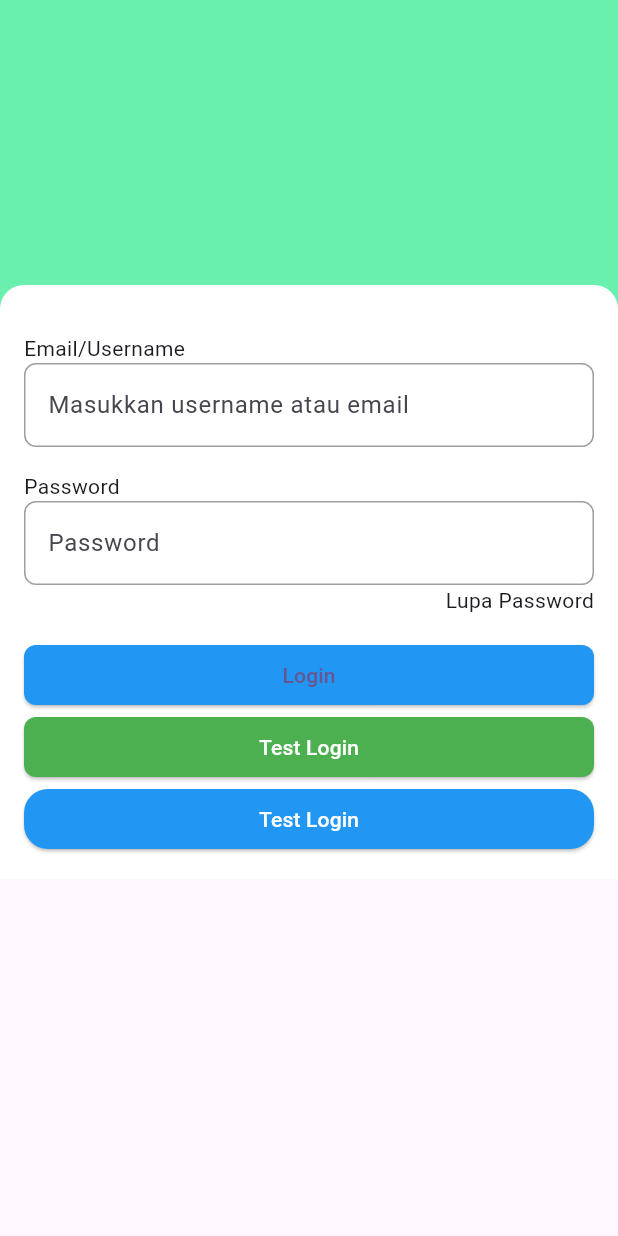
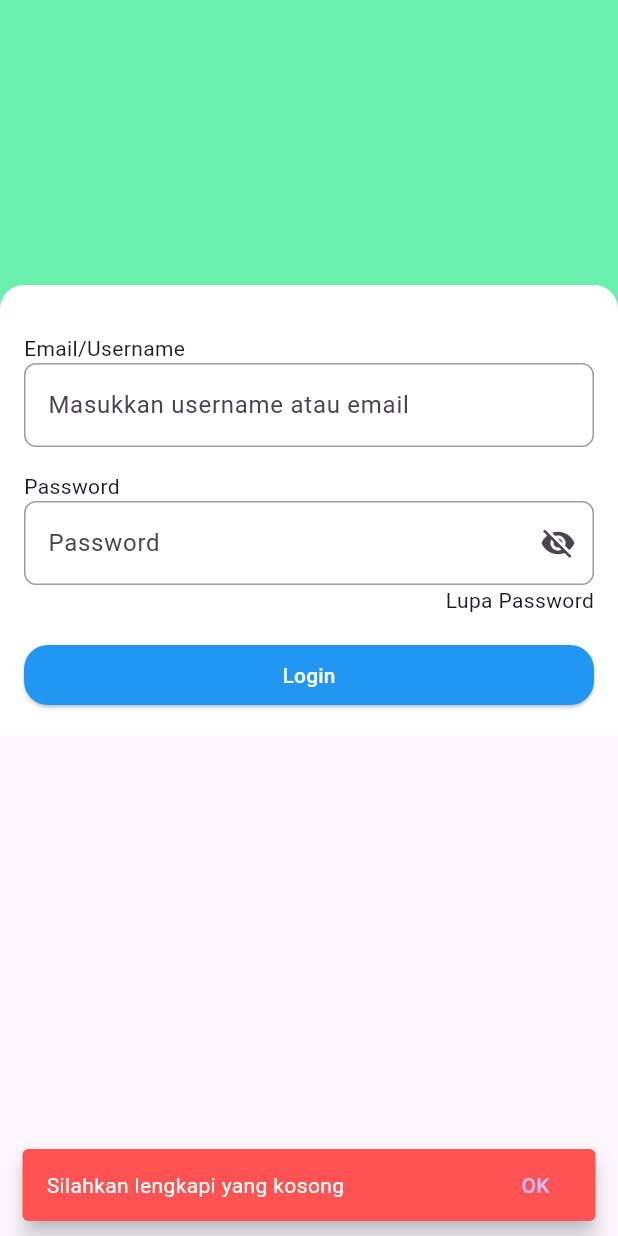
Before and after one commit to AlHamasy/merdeka_app, a Flutter app: the LoginScreen screen opened directly, after a tap on "Login", on a phone screen of 412 x 824 dp. Run offline on Flutter 3.47's test engine with Material 3 defaults, Android fonts, the phone set to English and light mode, and no system bars; our stand-ins replace dio, velocity_x.

Commit message:
update day 3

```diff
--- a/lib/login_screen.dart
+++ b/lib/login_screen.dart
@@ -1,5 +1,7 @@
 import 'package:flutter/material.dart';
 import 'package:merdeka_app/components/custom_button.dart';
+import 'package:merdeka_app/model/LoginRequest.dart';
+import 'package:merdeka_app/services/login_service.dart';
 
 class LoginScreen extends StatefulWidget {
   const LoginScreen({super.key});
@@ -9,6 +11,19 @@ class LoginScreen extends StatefulWidget {
 }
 
 class _LoginScreenState extends State<LoginScreen> {
+
+  late TextEditingController emailController, passwordController;
+  bool isObscurePassword = true;
+  bool isLoading = false;
+
+  @override
+  void initState() {
+    // TODO: implement initState
+    super.initState();
+
+    emailController = TextEditingController();
+    passwordController = TextEditingController();
+  }
 
   @override
   Widget build(BuildContext context) {
@@ -166,6 +181,7 @@ class _LoginScreenState extends State<LoginScreen> {
                     child: Text("Email/Username")
                 ),
                 TextField(
+                  controller: emailController,
                   decoration: InputDecoration(
                     hintText: "Masukkan username atau email",
                     enabledBorder: OutlineInputBorder(
@@ -184,6 +200,8 @@ class _LoginScreenState extends State<LoginScreen> {
                     child: Text("Password")
                 ),
                 TextField(
+                  obscureText: isObscurePassword,
+                  controller: passwordController,
                   decoration: InputDecoration(
                     hintText: "Password",
                     enabledBorder: OutlineInputBorder(
@@ -194,8 +212,17 @@ class _LoginScreenState extends State<LoginScreen> {
                         borderSide: BorderSide(color: Colors.blue),
                         borderRadius: BorderRadius.circular(8)
                     ),
+                    suffixIcon: IconButton(
+                        onPressed: (){
+                          setState(() {
+                            isObscurePassword = !isObscurePassword;
+                          });
+                        },
+                        icon: Icon(isObscurePassword ? Icons.visibility_off : Icons.visibility)
+                    )
                   ),
                 ),
+
                 // SizedBox(height: 16),
                 // Align(
                 //     alignment: Alignment.centerLeft,
@@ -279,28 +306,32 @@ class _LoginScreenState extends State<LoginScreen> {
                     )
                 ),
                 SizedBox(height: 16),
-                SizedBox(
-                  width: double.infinity,
-                  child: ElevatedButton(
-                      style: ElevatedButton.styleFrom(
-                          backgroundColor: Colors.blue,
-                          shape: RoundedRectangleBorder(
-                              borderRadius: BorderRadius.circular(8)
-                          )
-                      ),
-                      onPressed: (){},
-                      child: Text("Login")
-                  ),
-                ),
-                CustomButton(
-                    title: "Test Login",
-                    color: Colors.green,
-                    onPressed: (){}
-                ),
-                CustomButton(
-                    title: "Test Login",
-                    radius: 16,
-                    onPressed: (){}
+                // SizedBox(
+                //   width: double.infinity,
+                //   child: ElevatedButton(
+                //       style: ElevatedButton.styleFrom(
+                //           backgroundColor: Colors.blue,
+                //           shape: RoundedRectangleBorder(
+                //               borderRadius: BorderRadius.circular(8)
+                //           )
+                //       ),
+                //       onPressed: (){},
+                //       child: Text("Login")
+                //   ),
+                // ),
+                // CustomButton(
+                //     title: "Test Login",
+                //     color: Colors.green,
+                //     onPressed: (){}
+                // ),
+                isLoading
+                    ? CircularProgressIndicator()
+                    : CustomButton(
+                        title: "Login",
+                        radius: 16,
+                        onPressed: (){
+                          actionLogin();
+                        }
                 ),
               ],
             ),
@@ -310,6 +341,42 @@ class _LoginScreenState extends State<LoginScreen> {
     );
   }
 
+  void actionLogin() async {
+    var email = emailController.text;
+    var password = passwordController.text;
 
+    if (email.isEmpty || password.isEmpty){
+      ScaffoldMessenger.of(context).showSnackBar(
+        SnackBar(
+          content: Text("Silahkan lengkapi yang kosong", style: TextStyle(color: Colors.white)),
+          behavior: SnackBarBehavior.floating,
+          backgroundColor: Colors.redAccent,
+          action: SnackBarAction(
+              label: "OK",
+              onPressed: (){}
+          ),
+        )
+      );
+      return;
+    }
+
+    setState(() {
+      isLoading = true;
+    });
+
+    var request = LoginRequest(username: email, password: password);
+    await LoginService.login(request)
+        .then((value){
+          debugPrint("Token ${value.accessToken}");
+        })
+        .catchError((error){
+          debugPrint("Error $error");
+        })
+        .whenComplete((){
+          setState(() {
+            isLoading = false;
+          });
+        });
+  }
 
 }
--- a/lib/main.dart
+++ b/lib/main.dart
@@ -1,11 +1,5 @@
 import 'package:flutter/material.dart';
-import 'package:merdeka_app/bottom_nav_screen.dart';
-import 'package:merdeka_app/latihan_row_screen.dart';
-import 'package:merdeka_app/latihan_screen.dart';
-import 'package:merdeka_app/list_screen.dart';
 import 'package:merdeka_app/login_screen.dart';
-import 'package:merdeka_app/tabbar_screen.dart';
-import 'package:merdeka_app/velocityx_screen.dart';
 
 void main() {
   runApp(const MyApp());
@@ -38,7 +32,7 @@ class MyApp extends StatelessWidget {
         // tested with just a hot reload.
         colorScheme: ColorScheme.fromSeed(seedColor: Colors.deepPurple),
       ),
-      home: MyHomePage(title: "test"),
+      home: LoginScreen(),
     );
   }
 }
--- /dev/null
+++ b/lib/model/LoginRequest.dart
@@ -0,0 +1,26 @@
+class LoginRequest {
+
+  LoginRequest({
+      this.username,
+      this.password,
+      this.expiresInMins,});
+
+  LoginRequest.fromJson(dynamic json) {
+    username = json['username'];
+    password = json['password'];
+    expiresInMins = json['expiresInMins'];
+  }
+
+  String? username;
+  String? password;
+  num? expiresInMins;
+
+  Map<String, dynamic> toJson() {
+    final map = <String, dynamic>{};
+    map['username'] = username;
+    map['password'] = password;
+    map['expiresInMins'] = expiresInMins;
+    return map;
+  }
+
+}
--- /dev/null
+++ b/lib/model/LoginResponse.dart
@@ -0,0 +1,52 @@
+class LoginResponse {
+  LoginResponse({
+      this.id,
+      this.username,
+      this.email,
+      this.firstName,
+      this.lastName,
+      this.gender,
+      this.image,
+      this.accessToken,
+      this.refreshToken,
+      this.message});
+
+  LoginResponse.fromJson(dynamic json) {
+    id = json['id'];
+    username = json['username'];
+    email = json['email'];
+    firstName = json['firstName'];
+    lastName = json['lastName'];
+    gender = json['gender'];
+    image = json['image'];
+    accessToken = json['accessToken'];
+    refreshToken = json['refreshToken'];
+    message = json['message'];
+  }
+  num? id;
+  String? username;
+  String? email;
+  String? firstName;
+  String? lastName;
+  String? gender;
+  String? image;
+  String? accessToken;
+  String? refreshToken;
+  String? message;
+
+  Map<String, dynamic> toJson() {
+    final map = <String, dynamic>{};
+    map['id'] = id;
+    map['username'] = username;
+    map['email'] = email;
+    map['firstName'] = firstName;
+    map['lastName'] = lastName;
+    map['gender'] = gender;
+    map['image'] = image;
+    map['accessToken'] = accessToken;
+    map['refreshToken'] = refreshToken;
+    map['message'] = message;
+    return map;
+  }
+
+}
--- a/pubspec.yaml
+++ b/pubspec.yaml
@@ -35,6 +35,8 @@ dependencies:
   # Use with the CupertinoIcons class for iOS style icons.
   cupertino_icons: ^1.0.8
   velocity_x: ^4.3.1
+  dio: ^5.8.0+1
+  get: ^4.7.2
 
 dev_dependencies:
   flutter_test:
```
Also changed, not shown: lib/services/login_service.dart (added, +27 -0 lines), pubspec.lock.
